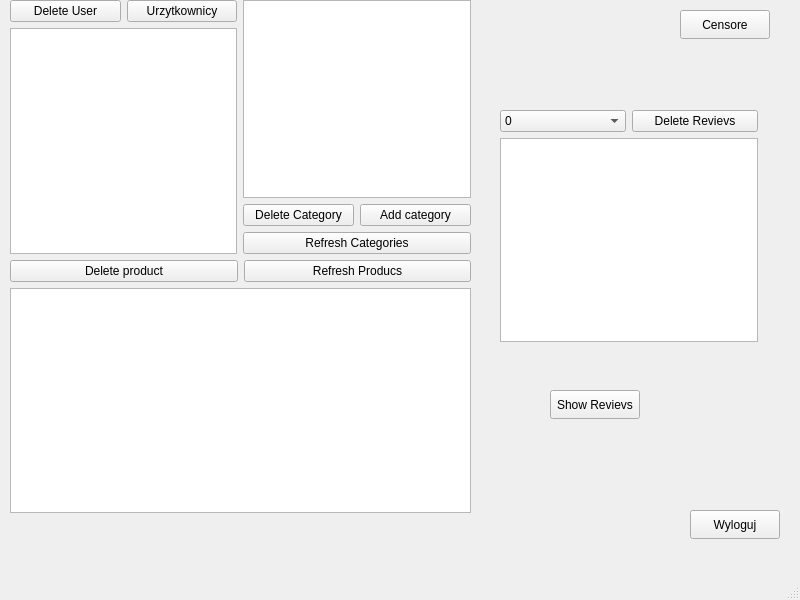
Before: the Qt Designer form AdminWindow.ui in AndreiAlCohole/productShop, drawn with Qt 5.
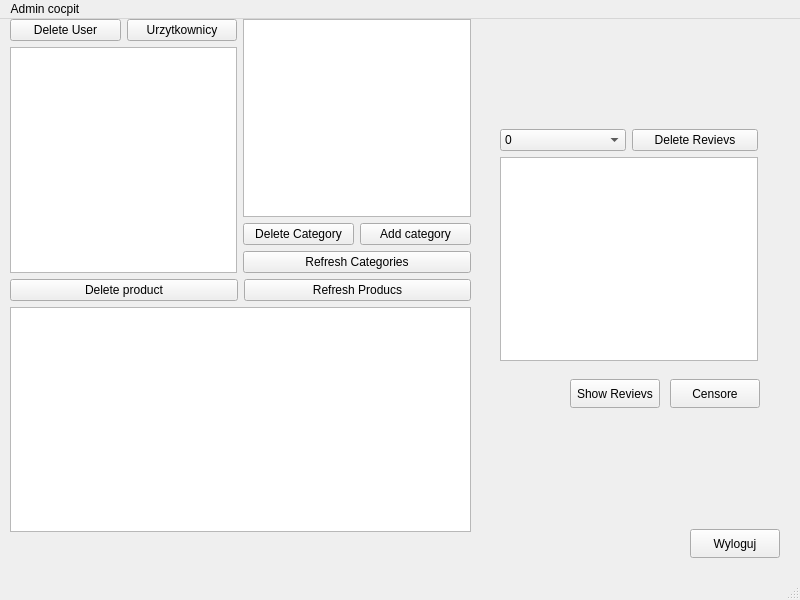
After: the same form once the commit is applied.

```diff
--- a/AdminWindow.ui
+++ b/AdminWindow.ui
@@ -30,8 +30,8 @@
    <widget class="QPushButton" name="removeReviewButton">
     <property name="geometry">
      <rect>
-      <x>680</x>
-      <y>10</y>
+      <x>670</x>
+      <y>360</y>
       <width>90</width>
       <height>29</height>
      </rect>
@@ -43,8 +43,8 @@
    <widget class="QPushButton" name="buttonViewReviews">
     <property name="geometry">
      <rect>
-      <x>550</x>
-      <y>390</y>
+      <x>570</x>
+      <y>360</y>
       <width>90</width>
       <height>29</height>
      </rect>
@@ -53,7 +53,7 @@
      <string>Show Revievs</string>
     </property>
    </widget>
-   <widget class="QWidget" name="">
+   <widget class="QWidget" name="layoutWidget">
     <property name="geometry">
      <rect>
       <x>10</x>
@@ -155,7 +155,7 @@
      </item>
     </layout>
    </widget>
-   <widget class="QWidget" name="">
+   <widget class="QWidget" name="layoutWidget">
     <property name="geometry">
      <rect>
       <x>500</x>
@@ -231,6 +231,12 @@
      <height>25</height>
     </rect>
    </property>
+   <widget class="QMenu" name="menuAdmin_cocpit">
+    <property name="title">
+     <string>Admin cocpit</string>
+    </property>
+   </widget>
+   <addaction name="menuAdmin_cocpit"/>
   </widget>
   <widget class="QStatusBar" name="statusbar"/>
  </widget>
```
